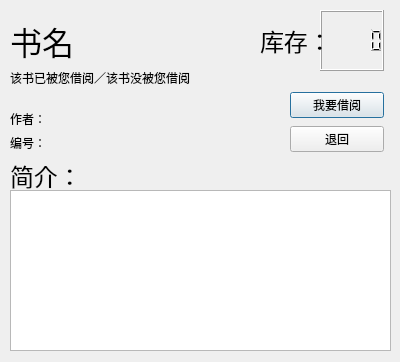
Above: LiBrother/LiBrotherClient/bookdata.ui from sxtyzhangzk/LiBrother before the change. Below: the same form after it.
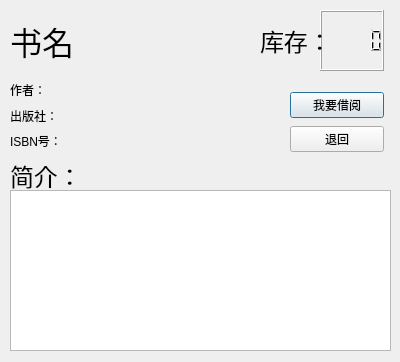
That is the form after the change.

Commit message: add the book search class

```diff
--- a/LiBrother/LiBrotherClient/bookdata.ui
+++ b/LiBrother/LiBrotherClient/bookdata.ui
@@ -124,26 +124,13 @@
     </item>
    </layout>
   </widget>
-  <widget class="QLabel" name="label_6">
+  <widget class="QWidget" name="layoutWidget">
    <property name="geometry">
     <rect>
      <x>10</x>
-     <y>70</y>
-     <width>241</width>
-     <height>16</height>
-    </rect>
-   </property>
-   <property name="text">
-    <string>该书已被您借阅／该书没被您借阅</string>
-   </property>
-  </widget>
-  <widget class="QWidget" name="">
-   <property name="geometry">
-    <rect>
-     <x>10</x>
-     <y>110</y>
+     <y>80</y>
      <width>261</width>
-     <height>42</height>
+     <height>71</height>
     </rect>
    </property>
    <layout class="QVBoxLayout" name="verticalLayout_2">
@@ -154,10 +141,17 @@
       </property>
      </widget>
     </item>
+    <item>
+     <widget class="QLabel" name="label_6">
+      <property name="text">
+       <string>出版社：</string>
+      </property>
+     </widget>
+    </item>
     <item>
      <widget class="QLabel" name="label_5">
       <property name="text">
-       <string>编号：</string>
+       <string>ISBN号：</string>
       </property>
      </widget>
     </item>
```
The commit also changes 14 other files.
